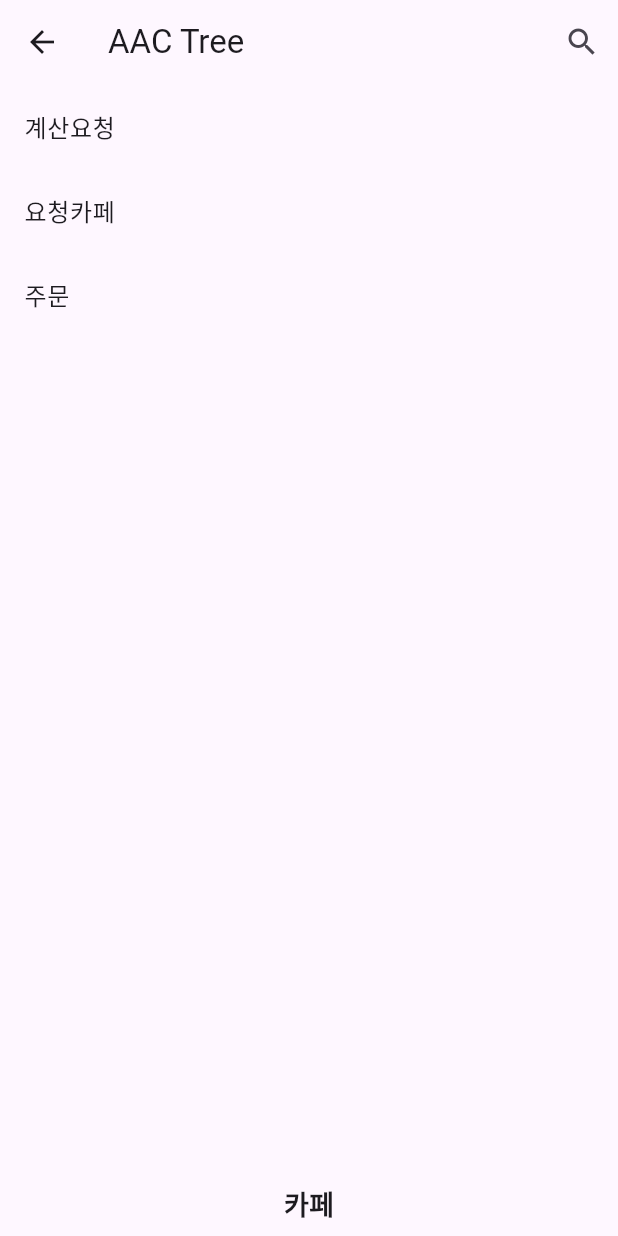
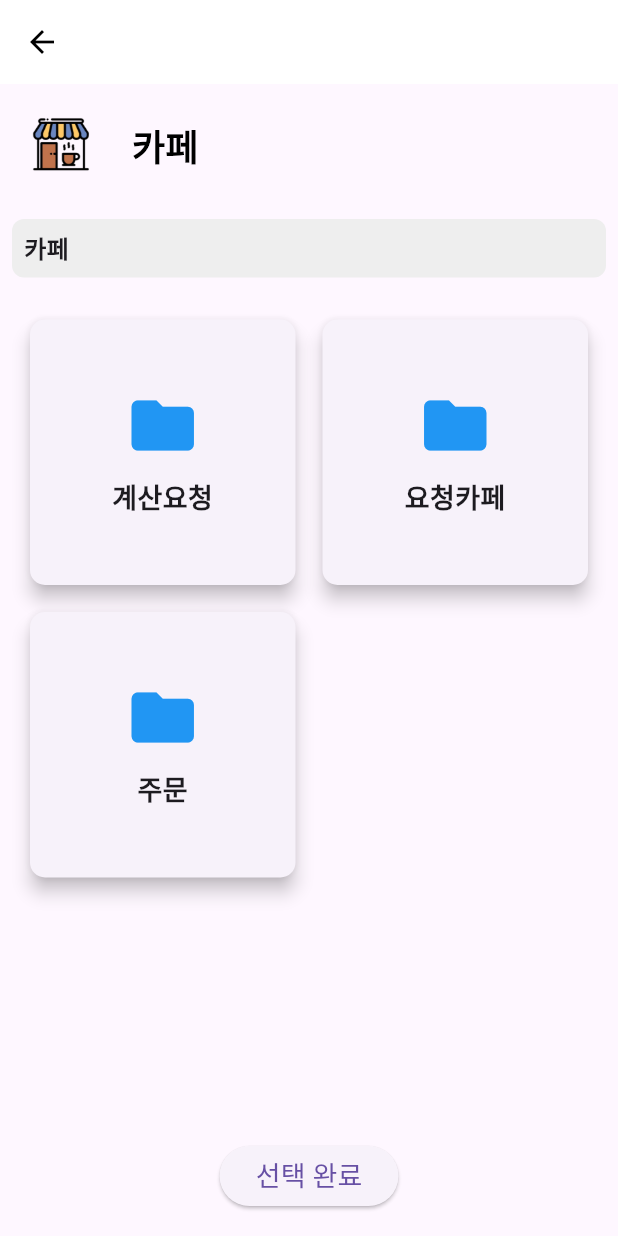
Before and after one commit to stdio-hs/aac_project_mk2, a Flutter app: the PlaceSelectWidget screen opened directly, after a tap on "카페", on a phone screen of 412 x 824 dp. Run offline on Flutter 3.47's test engine with Material 3 defaults, Android fonts, the phone set to English and light mode, and no system bars; our stand-ins replace auto_size_text, lottie.

Commit message:
tree_aac(merge)
stt(제외상태)

```diff
--- a/lib/ui/placeselect_widget.dart
+++ b/lib/ui/placeselect_widget.dart
@@ -77,6 +77,8 @@ class PlaceSelectWidget extends StatelessWidget {
                     initialNodeId: nodeId,
                     selectedNodes: [places[index]['name']!],
                     initialNodes: node['node'].cast<int>(),
+                    placeName: places[index]['name']!,
+                    placeImage: places[index]['image']!,
                   ),
                 ),
               );
--- a/lib/ui/tree_view.dart
+++ b/lib/ui/tree_view.dart
@@ -1,27 +1,31 @@
 import 'package:flutter/material.dart';
 import 'package:provider/provider.dart';
-import '../data_loader.dart'; // 올바른 경로로 변경
+import '../data_loader.dart';
+import 'common_widgets.dart';
+import 'tree_final.dart';
 
 class TreeView extends StatelessWidget {
   final int initialNodeId;
   final List<String> selectedNodes;
   final List<int> initialNodes;
+  final String placeName;
+  final String placeImage;
 
-  TreeView({required this.initialNodeId, required this.selectedNodes, required this.initialNodes});
+  TreeView({
+    required this.initialNodeId,
+    required this.selectedNodes,
+    required this.initialNodes,
+    required this.placeName,
+    required this.placeImage,
+  });
 
   @override
   Widget build(BuildContext context) {
     return Scaffold(
       appBar: AppBar(
-        title: Text('AAC Tree'),
-        actions: [
-          IconButton(
-            icon: Icon(Icons.search),
-            onPressed: () {
-              showSearch(context: context, delegate: NodeSearchDelegate());
-            },
-          ),
-        ],
+        backgroundColor: Colors.white,
+        elevation: 0,
+        leading: _buildBackButton(context),
       ),
       body: Consumer<DataLoader>(
         builder: (context, dataLoader, child) {
@@ -29,77 +33,135 @@ class TreeView extends StatelessWidget {
             return Center(child: CircularProgressIndicator());
           }
 
-          return NodeList(
+          return Column(
+            children: [
+              CategoryLabel(
+                categoryName: placeName,
+                categoryImage: placeImage,
+              ),
+              if (selectedNodes.isNotEmpty)
+                SelectedNodesWidget(selectedNodes: selectedNodes),
+              Expanded(
+                child: NodeList(
                   nodes: dataLoader.getNodesById(initialNodes),
                   selectedNodes: selectedNodes,
+                  placeName: placeName,
+                  placeImage: placeImage,
+                ),
+              ),
+              Padding(
+                padding: const EdgeInsets.all(16.0),
+                child: ElevatedButton(
+                  onPressed: () {
+                    Navigator.push(
+                      context,
+                      MaterialPageRoute(
+                        builder: (context) => FinalOutputPage(
+                          selectedNodes: selectedNodes,
+                        ),
+                      ),
+                    );
+                  },
+                  child: Text('선택 완료', style: TextStyle(fontSize: 18)),
+                ),
+              ),
+            ],
           );
         },
       ),
     );
   }
-}
 
-class NodeSearchDelegate extends SearchDelegate<dynamic> {
-  @override
-  List<Widget>? buildActions(BuildContext context) {
-    return [
-      IconButton(
-        icon: Icon(Icons.clear),
+  Widget _buildBackButton(BuildContext context) {
+    return IconButton(
+      icon: Icon(Icons.arrow_back, color: Colors.black),
       onPressed: () {
-          query = '';
-        },
-      ),
-    ];
-  }
-
-  @override
-  Widget? buildLeading(BuildContext context) {
-    return IconButton(
-      icon: Icon(Icons.arrow_back),
-      onPressed: () {
-        close(context, null);
+        Navigator.pop(context);
       },
     );
   }
+}
+
+class CategoryLabel extends StatelessWidget {
+  final String categoryName;
+  final String categoryImage;
+
+  CategoryLabel({required this.categoryName, required this.categoryImage});
 
   @override
-  Widget buildResults(BuildContext context) {
-    var dataLoader = Provider.of<DataLoader>(context, listen: false);
-    var results = dataLoader.data!['AAC']
-        .where((node) => node['name'].toLowerCase().contains(query.toLowerCase()))
-        .toList();
-
-    return NodeList(nodes: results, selectedNodes: []);
+  Widget build(BuildContext context) {
+    return Padding(
+      padding: const EdgeInsets.all(16.0),
+      child: Row(
+        children: [
+          Image.asset(
+            categoryImage,
+            height: 50,
+          ),
+          SizedBox(width: 10),
+          Text(
+            categoryName,
+            style: TextStyle(
+              fontSize: 24,
+              fontWeight: FontWeight.bold,
+              color: Colors.black,
+            ),
+          ),
+        ],
+      ),
+    );
+  }
 }
 
+class SelectedNodesWidget extends StatelessWidget {
+  final List<String> selectedNodes;
+
+  SelectedNodesWidget({required this.selectedNodes});
+
   @override
-  Widget buildSuggestions(BuildContext context) {
-    var dataLoader = Provider.of<DataLoader>(context, listen: false);
-    var suggestions = dataLoader.data!['AAC']
-        .where((node) => node['name'].toLowerCase().contains(query.toLowerCase()))
-        .toList();
-
-    return NodeList(nodes: suggestions, selectedNodes: []);
+  Widget build(BuildContext context) {
+    return Container(
+      width: double.infinity,
+      padding: const EdgeInsets.all(8.0),
+      margin: const EdgeInsets.all(8.0),
+      decoration: BoxDecoration(
+        color: Colors.grey[200],
+        borderRadius: BorderRadius.circular(8.0),
+      ),
+      child: Text(
+        selectedNodes.join(' > '),
+        style: TextStyle(fontSize: 16, fontWeight: FontWeight.bold),
+      ),
+    );
   }
 }
 
 class NodeList extends StatelessWidget {
   final List<dynamic> nodes;
   final List<String> selectedNodes;
+  final String placeName;
+  final String placeImage;
 
-  NodeList({required this.nodes, required this.selectedNodes});
+  NodeList({
+    required this.nodes,
+    required this.selectedNodes,
+    required this.placeName,
+    required this.placeImage,
+  });
 
   @override
   Widget build(BuildContext context) {
-    return Column(
-      children: [
-        Expanded(
-          child: ListView.builder(
+    return GridView.builder(
+      padding: const EdgeInsets.all(16.0),
+      gridDelegate: SliverGridDelegateWithFixedCrossAxisCount(
+        crossAxisCount: 2,
+        crossAxisSpacing: 10,
+        mainAxisSpacing: 10,
+      ),
       itemCount: nodes.length,
       itemBuilder: (context, index) {
         var node = nodes[index];
-              return ListTile(
-                title: Text(node['name']),
+        return GestureDetector(
           onTap: () {
             if (node['node'].isNotEmpty) {
               Navigator.push(
@@ -110,41 +172,56 @@ class NodeList extends StatelessWidget {
                     nodeName: node['name'],
                     children: node['node'],
                     selectedNodes: List.from(selectedNodes)..add(node['name']),
+                    placeName: placeName,
+                    placeImage: placeImage,
                   ),
                 ),
               );
             } else {
-                    showDialog(
-                      context: context,
-                      builder: (context) {
-                        return AlertDialog(
-                          content: Text((List.from(selectedNodes)..add(node['name'])).join(' ')),
-                          actions: [
-                            TextButton(
-                              child: Text('처음으로'),
-                              onPressed: () {
-                                Navigator.of(context).popUntil((route) => route.isFirst);
+              Navigator.push(
+                context,
+                MaterialPageRoute(
+                  builder: (context) => FinalOutputPage(
+                    selectedNodes: List.from(selectedNodes)..add(node['name']),
+                  ),
+                ),
+              );
+            }
           },
-                            ),
-                          ],
+          child: NodeCard(node: node),
         );
       },
     );
   }
-                },
-              );
-            },
+}
+
+class NodeCard extends StatelessWidget {
+  final dynamic node;
+
+  NodeCard({required this.node});
+
+  @override
+  Widget build(BuildContext context) {
+    return Card(
+      shape: RoundedRectangleBorder(
+        borderRadius: BorderRadius.circular(10),
+      ),
+      elevation: 5,
+      child: Padding(
+        padding: const EdgeInsets.all(10.0),
+        child: Column(
+          mainAxisAlignment: MainAxisAlignment.center,
+          children: [
+            Icon(Icons.folder, size: 50, color: Colors.blue), // Placeholder icon
+            SizedBox(height: 10),
+            Text(
+              node['name'],
+              style: TextStyle(fontSize: 18, fontWeight: FontWeight.bold),
+              textAlign: TextAlign.center,
+            ),
+          ],
         ),
       ),
-        if (selectedNodes.isNotEmpty)
-          Padding(
-            padding: const EdgeInsets.all(8.0),
-            child: Text(
-              selectedNodes.join(' '),
-              style: TextStyle(fontSize: 18, fontWeight: FontWeight.bold),
-            ),
-          ),
-      ],
     );
   }
 }
@@ -154,8 +231,17 @@ class NodeDetails extends StatelessWidget {
   final String nodeName;
   final List<dynamic> children;
   final List<String> selectedNodes;
+  final String placeName;
+  final String placeImage;
 
-  NodeDetails({required this.nodeId, required this.nodeName, required this.children, required this.selectedNodes});
+  NodeDetails({
+    required this.nodeId,
+    required this.nodeName,
+    required this.children,
+    required this.selectedNodes,
+    required this.placeName,
+    required this.placeImage,
+  });
 
   @override
   Widget build(BuildContext context) {
@@ -164,9 +250,37 @@ class NodeDetails extends StatelessWidget {
 
     return Scaffold(
       appBar: AppBar(
-        title: Text(nodeName),
+        backgroundColor: Colors.white,
+        elevation: 0,
+        leading: _buildBackButton(context),
       ),
-      body: NodeList(nodes: childNodes, selectedNodes: selectedNodes),
+      body: Column(
+        children: [
+          CategoryLabel(
+            categoryName: placeName,
+            categoryImage: placeImage,
+          ),
+          if (selectedNodes.isNotEmpty)
+            SelectedNodesWidget(selectedNodes: selectedNodes),
+          Expanded(
+            child: NodeList(
+              nodes: childNodes,
+              selectedNodes: selectedNodes,
+              placeName: placeName,
+              placeImage: placeImage,
+            ),
+          ),
+        ],
+      ),
+    );
+  }
+
+  Widget _buildBackButton(BuildContext context) {
+    return IconButton(
+      icon: Icon(Icons.arrow_back, color: Colors.black),
+      onPressed: () {
+        Navigator.pop(context);
+      },
     );
   }
 }
--- a/pubspec.yaml
+++ b/pubspec.yaml
@@ -14,6 +14,7 @@ dependencies:
   cupertino_icons: ^1.0.2
   lottie: ^2.2.0
   provider: ^6.0.0
+  auto_size_text: ^3.0.0
 
 dev_dependencies:
   flutter_test:
```
Also changed, not shown: lib/ui/stt_widget.dart (added, +16 -0 lines), lib/ui/tree_final.dart (added, +117 -0 lines). Lines whose indentation alone changed are shown as unchanged.
